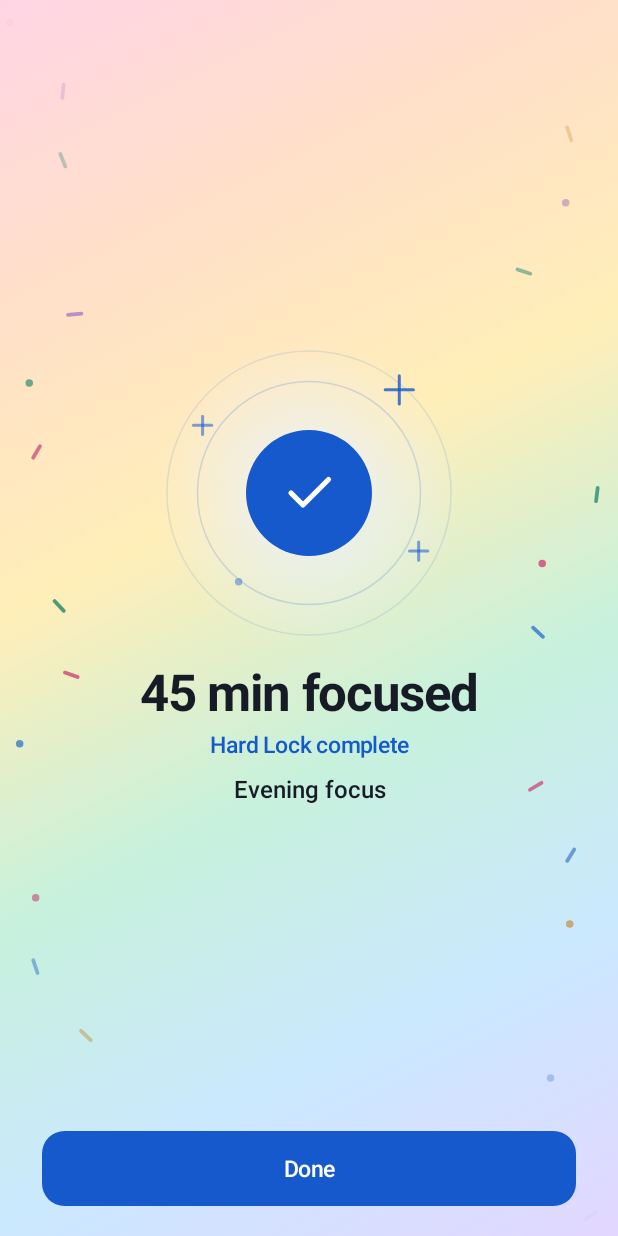
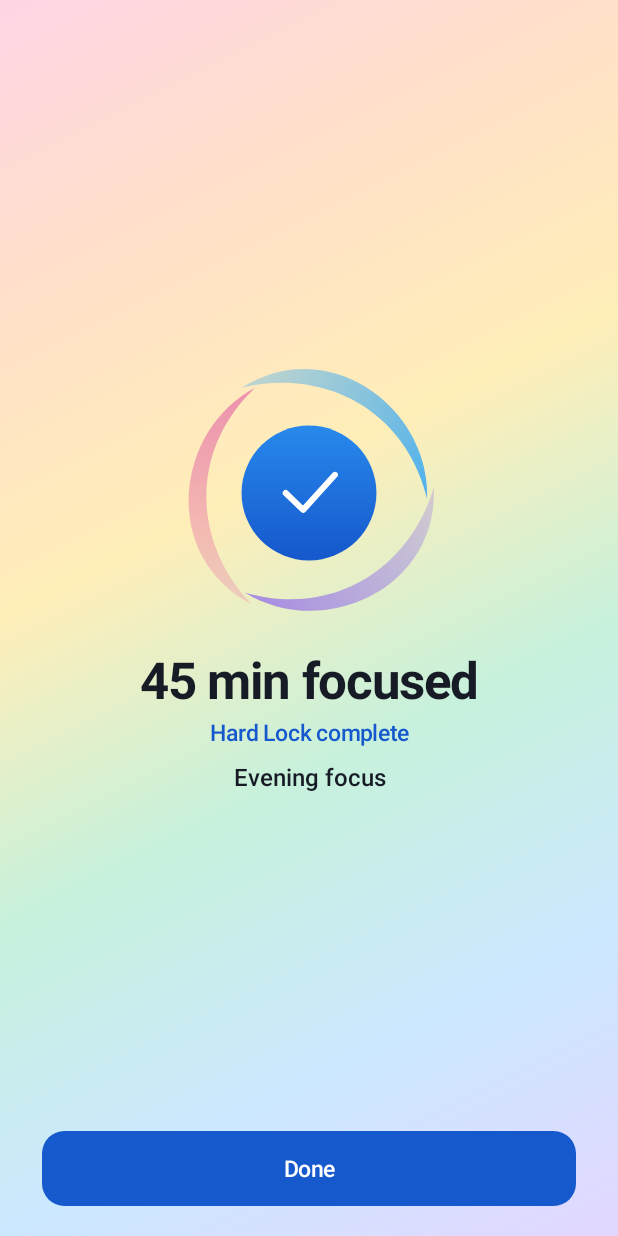
Before and after one commit to jichoi33/Focus-Lock, an Android app built with Jetpack Compose: the @Preview function CompletionPreview, on a phone screen of 412 x 824 dp. Run offline under Robolectric (Android 15) with nearby library versions, the phone set to English and light mode, and no system bars.

Commit message:
Share the celebration gradient with home timers and orbit ribbons around the completion mark

```diff
--- a/app/build.gradle
+++ b/app/build.gradle
@@ -12,8 +12,8 @@ android {
         applicationId 'com.focuslock.app.preview18'
         minSdk 26
         targetSdk 35
-        versionCode 41
-        versionName '1.10.3'
+        versionCode 42
+        versionName '1.10.4'
         resourceConfigurations += ['en']
     }
     compileOptions {
--- a/app/src/main/java/com/focuslock/app/CompletionScreen.kt
+++ b/app/src/main/java/com/focuslock/app/CompletionScreen.kt
@@ -1,27 +1,18 @@
 package com.focuslock.app
 
 import android.animation.ValueAnimator
-import androidx.compose.animation.core.Animatable
-import androidx.compose.animation.core.FastOutSlowInEasing
 import androidx.compose.animation.core.LinearEasing
 import androidx.compose.animation.core.animateFloat
 import androidx.compose.animation.core.infiniteRepeatable
 import androidx.compose.animation.core.rememberInfiniteTransition
-import androidx.compose.animation.core.RepeatMode
 import androidx.compose.animation.core.tween
-import androidx.compose.foundation.isSystemInDarkTheme
+import androidx.compose.foundation.background
 import androidx.compose.foundation.layout.*
 import androidx.compose.foundation.rememberScrollState
 import androidx.compose.foundation.verticalScroll
 import androidx.compose.material3.MaterialTheme
 import androidx.compose.material3.Text
 import androidx.compose.runtime.Composable
-import androidx.compose.runtime.LaunchedEffect
-import androidx.compose.runtime.getValue
-import androidx.compose.runtime.mutableStateOf
-import androidx.compose.runtime.remember
-import androidx.compose.runtime.saveable.rememberSaveable
-import androidx.compose.runtime.setValue
 import androidx.compose.ui.Alignment
 import androidx.compose.ui.Modifier
 import androidx.compose.ui.draw.drawWithCache
@@ -29,9 +20,9 @@ import androidx.compose.ui.geometry.Offset
 import androidx.compose.ui.graphics.Color
 import androidx.compose.ui.graphics.Brush
 import androidx.compose.ui.graphics.Path
-import androidx.compose.ui.graphics.PathMeasure
 import androidx.compose.ui.graphics.StrokeCap
 import androidx.compose.ui.graphics.StrokeJoin
+import androidx.compose.ui.graphics.drawscope.rotate
 import androidx.compose.ui.graphics.drawscope.Stroke
 import androidx.compose.ui.platform.LocalInspectionMode
 import androidx.compose.ui.semantics.heading
@@ -39,10 +30,6 @@ import androidx.compose.ui.semantics.semantics
 import androidx.compose.ui.text.style.TextAlign
 import androidx.compose.ui.tooling.preview.Preview
 import androidx.compose.ui.unit.dp
-import androidx.compose.ui.util.lerp
-import kotlin.math.PI
-import kotlin.math.sin
-import kotlin.math.cos
 
 internal data class CompletedFocus(val mode: Int, val name: String, val millis: Long) {
     val timeLabel: String?
@@ -59,48 +46,8 @@ internal fun CompletionScreen(modes: Int, results: List<CompletedFocus>, onDone:
         SessionCompletion.SOFT -> "Soft Lock complete"
         else -> "Hard Lock and Soft Lock complete"
     }
-    val dark = isSystemInDarkTheme()
-    val backdrop = remember(dark) {
-        if (dark) listOf(Color(0xFF3B1D42), Color(0xFF452D25), Color(0xFF36361B), Color(0xFF153F39),
-            Color(0xFF192E50), Color(0xFF302447))
-        else listOf(Color(0xFFFFD5E5), Color(0xFFFFE0C9), Color(0xFFFFEEB8), Color(0xFFC7F1DC),
-            Color(0xFFCBE8FF), Color(0xFFE3D7FF))
-    }
-    val confetti = remember(dark) {
-        if (dark) listOf(Color(0xFFFFA8C8), Color(0xFFFFCA84), Color(0xFF83E3BA), Color(0xFF92C9FF), Color(0xFFC6AAFF))
-        else listOf(Color(0xFFCC4276), Color(0xFFC57812), Color(0xFF21856E), Color(0xFF3374CB), Color(0xFF8654C1))
-    }
-    val motion = !LocalInspectionMode.current && ValueAnimator.areAnimatorsEnabled()
-    val drift = if (motion) rememberInfiniteTransition(label = "Confetti").animateFloat(
-        initialValue = 0f, targetValue = 1f,
-        animationSpec = infiniteRepeatable(tween(9500, easing = LinearEasing)),
-        label = "Rising ribbons"
-    ) else null
     Box(
-        Modifier.fillMaxSize().drawWithCache {
-            val wash = Brush.linearGradient(backdrop, Offset.Zero, Offset(size.width, size.height))
-            val stroke = 2.5.dp.toPx()
-            onDrawBehind {
-                drawRect(wash)
-                val t = drift?.value ?: 0.36f
-                repeat(24) { i ->
-                    // Stagger the loops and keep the middle clear for session details.
-                    val rise = (t + i * 0.618034f) % 1f
-                    val angle = (2 * PI * (rise + i * 0.31)).toFloat()
-                    val inset = 0.035f + (i % 6) * 0.022f + sin(angle) * 0.023f
-                    val x = if (i % 2 == 0) inset else 1f - inset
-                    val center = Offset(size.width * x, size.height * (1f - rise))
-                    val tint = confetti[i % confetti.size]
-                    val opacity = (sin(PI * rise).toFloat() * 0.8f).coerceIn(0f, 1f)
-                    if (i % 3 == 0) {
-                        drawCircle(tint, stroke, center, alpha = opacity)
-                    } else {
-                        val arm = Offset(cos(angle), sin(angle)) * stroke * 1.8f
-                        drawLine(tint, center - arm, center + arm, stroke, StrokeCap.Round, alpha = opacity)
-                    }
-                }
-            }
-        }.safeDrawingPadding(),
+        Modifier.fillMaxSize().background(focusRainbow()).safeDrawingPadding(),
         contentAlignment = Alignment.Center
     ) {
         Column(Modifier.widthIn(max = 420.dp).fillMaxSize().padding(horizontal = 28.dp, vertical = 20.dp)) {
@@ -149,77 +96,45 @@ internal fun CompletionScreen(modes: Int, results: List<CompletedFocus>, onDone:
 
 @Composable
 private fun CompletionMark() {
-    val colors = MaterialTheme.colorScheme
-    val preview = LocalInspectionMode.current
-    var hasPlayed by rememberSaveable { mutableStateOf(false) }
-    val animateOnEntry = remember { !preview && !hasPlayed && ValueAnimator.areAnimatorsEnabled() }
-    val motionEnabled = !preview && ValueAnimator.areAnimatorsEnabled()
-    val pulse = if (motionEnabled) rememberInfiniteTransition(label = "Celebration").animateFloat(
-        initialValue = 0f, targetValue = 1f,
-        animationSpec = infiniteRepeatable(tween(2200, easing = FastOutSlowInEasing), RepeatMode.Reverse),
-        label = "Rings and sparks"
+    val motion = !LocalInspectionMode.current && ValueAnimator.areAnimatorsEnabled()
+    val rotation = if (motion) rememberInfiniteTransition(label = "Completion ribbons").animateFloat(
+        initialValue = 0f, targetValue = 360f,
+        animationSpec = infiniteRepeatable(tween(14000, easing = LinearEasing)),
+        label = "Orbit"
     ) else null
-    val progress = remember { Animatable(if (animateOnEntry) 0f else 1f) }
-
-    LaunchedEffect(Unit) {
-        hasPlayed = true
-        if (animateOnEntry) {
-            progress.animateTo(1f, tween(durationMillis = 850, easing = LinearEasing))
+    Box(Modifier.size(188.dp).drawWithCache {
+        val r = size.minDimension * 0.46f
+        val cx = size.width / 2
+        val cy = size.height / 2
+        // Two curves meet at each tip so each ribbon tapers as it sweeps around the seal.
+        val ribbon = Path().apply {
+            moveTo(cx - r * 0.95f, cy + r * 0.16f)
+            cubicTo(cx - r * 1.08f, cy - r * 0.62f, cx - r * 0.24f, cy - r * 1.12f, cx + r * 0.40f, cy - r * 0.82f)
+            cubicTo(cx - r * 0.32f, cy - r * 0.94f, cx - r * 0.85f, cy - r * 0.46f, cx - r * 0.95f, cy + r * 0.16f)
+            close()
         }
-    }
-
-    Box(Modifier.size(204.dp).drawWithCache {
-        val unit = size.minDimension
-        val origin = Offset(size.width / 2f, size.height / 2f)
-        val glow = Brush.radialGradient(listOf(colors.primaryContainer, colors.primaryContainer.copy(alpha = 0f)),
-            center = origin, radius = unit * 0.5f)
-        val ringStroke = Stroke(1.dp.toPx())
-        val sparkStroke = 2.dp.toPx()
-        val checkStroke = Stroke(3.5.dp.toPx(), cap = StrokeCap.Round, join = StrokeJoin.Round)
+        val ribbons = listOf(Color(0xFF49AEEF), Color(0xFFA388E3), Color(0xFFEB8EAC)).map { hue ->
+            Brush.linearGradient(listOf(hue.copy(alpha = 0.36f), hue),
+                Offset(cx - r, cy), Offset(cx + r * 0.4f, cy - r))
+        }
+        val enamel = Brush.linearGradient(listOf(Color(0xFF2787EB), Color(0xFF1659CD)),
+            Offset(cx, cy - r * 0.48f), Offset(cx, cy + r * 0.48f))
         val check = Path().apply {
-            moveTo(origin.x - 12.dp.toPx(), origin.y)
-            lineTo(origin.x - 4.dp.toPx(), origin.y + 8.dp.toPx())
-            lineTo(origin.x + 13.dp.toPx(), origin.y - 9.dp.toPx())
+            moveTo(cx - r * 0.18f, cy)
+            lineTo(cx - r * 0.045f, cy + r * 0.13f)
+            lineTo(cx + r * 0.20f, cy - r * 0.14f)
         }
-        val checkLength = PathMeasure().apply { setPath(check, forceClosed = false) }
-        val visibleCheck = Path()
-        val sparks = listOf(Offset(0.17f, 0.29f), Offset(0.78f, 0.18f), Offset(0.84f, 0.68f))
-        val dot = Offset(unit * 0.27f, unit * 0.79f)
-
+        val stroke = Stroke(4.dp.toPx(), cap = StrokeCap.Round, join = StrokeJoin.Round)
         onDrawBehind {
-            val time = progress.value
-            val breath = pulse?.value ?: 0f
-            val arrival = celebrationPhase(time, 0f, 0.48f)
-            val ripple = celebrationPhase(time, 0.20f, 0.88f)
-            drawCircle(glow, radius = unit * 0.5f, alpha = arrival)
-            drawCircle(colors.primary.copy(alpha = 0.18f * ripple),
-                radius = unit * lerp(0.23f, 0.34f + 0.025f * breath, ripple), style = ringStroke)
-            drawCircle(colors.primary.copy(alpha = 0.12f * ripple),
-                radius = unit * lerp(0.27f, 0.43f + 0.035f * breath, ripple), style = ringStroke)
-
-            sparks.forEachIndexed { index, position ->
-                val spread = celebrationPhase(time, 0.34f + index * 0.06f, 0.86f + index * 0.06f)
-                val point = origin + (position * unit - origin) * lerp(0.56f, 1f + 0.055f * breath, spread)
-                val arm = unit * (if (index == 1) 0.037f else 0.024f) * spread * (1f + 0.25f * breath)
-                val tint = colors.primary.copy(alpha = (if (index == 1) 0.8f else 0.55f) * spread)
-                drawLine(tint, point - Offset(arm, 0f), point + Offset(arm, 0f), sparkStroke, StrokeCap.Round)
-                drawLine(tint, point - Offset(0f, arm), point + Offset(0f, arm), sparkStroke, StrokeCap.Round)
+            val angle = rotation?.value ?: 0f
+            ribbons.forEachIndexed { index, brush ->
+                rotate(angle + index * 120f) { drawPath(ribbon, brush) }
             }
-            drawCircle(colors.primary.copy(alpha = 0.42f * ripple), radius = 2.5.dp.toPx() * ripple,
-                center = origin + (dot - origin) * lerp(0.56f, 1f, ripple))
-
-            drawCircle(colors.primary, radius = 42.dp.toPx() * lerp(0.84f, 1f, arrival))
-            val trace = celebrationPhase(time, 0.16f, 0.67f)
-            visibleCheck.reset()
-            if (checkLength.getSegment(0f, checkLength.length * trace, visibleCheck, startWithMoveTo = true)) {
-                drawPath(visibleCheck, colors.onPrimary, style = checkStroke)
-            }
+            drawCircle(enamel, radius = r * 0.52f)
+            drawPath(check, Color.White, style = stroke)
         }
     })
 }
-
-private fun celebrationPhase(time: Float, start: Float, end: Float): Float =
-    FastOutSlowInEasing.transform(((time - start) / (end - start)).coerceIn(0f, 1f))
 
 @Preview(showBackground = true, widthDp = 390, heightDp = 740)
 @Composable
--- a/app/src/main/java/com/focuslock/app/FocusScreen.kt
+++ b/app/src/main/java/com/focuslock/app/FocusScreen.kt
@@ -229,7 +229,7 @@ private fun ScheduleHeading(onAdd: () -> Unit) {
 @Composable
 private fun SessionCard(duration: DurationInput, edit: () -> Unit, label: String, start: () -> Unit,
                         rules: (@Composable () -> Unit)? = null) {
-    TimerCard {
+    TimerCard(rainbow = true) {
         Column(verticalArrangement = Arrangement.spacedBy(4.dp)) {
             Row(Modifier.fillMaxWidth().clickable(onClickLabel = "Edit duration", onClick = edit),
                 verticalAlignment = Alignment.CenterVertically) {
@@ -453,7 +453,7 @@ internal fun InsetDivider() = HorizontalDivider(Modifier.padding(horizontal = 16
 @Composable
 private fun RunningCard(title: String, end: Long, detail: String, showCountdown: Boolean = true,
                         actions: @Composable () -> Unit) {
-    TimerCard {
+    TimerCard(rainbow = true) {
         CardHeading("Clock", title)
         if (showCountdown) {
             val time by produceState(initialValue = SystemClock.elapsedRealtime(), end) {
--- a/app/src/main/java/com/focuslock/app/FocusTheme.kt
+++ b/app/src/main/java/com/focuslock/app/FocusTheme.kt
@@ -22,6 +22,7 @@ import androidx.compose.runtime.*
 import androidx.compose.ui.Alignment
 import androidx.compose.ui.Modifier
 import androidx.compose.ui.geometry.Offset
+import androidx.compose.ui.graphics.Brush
 import androidx.compose.ui.graphics.Color
 import androidx.compose.ui.graphics.StrokeCap
 import androidx.compose.ui.graphics.StrokeJoin
@@ -121,12 +122,24 @@ internal fun GroupCard(modifier: Modifier = Modifier, content: @Composable Colum
 }
 
 @Composable
-internal fun TimerCard(modifier: Modifier = Modifier, content: @Composable ColumnScope.() -> Unit) {
+internal fun focusRainbow(): Brush {
+    val dark = isSystemInDarkTheme()
+    return remember(dark) {
+        val stops = if (dark) listOf(Color(0xFF3B1D42), Color(0xFF452D25), Color(0xFF36361B), Color(0xFF153F39),
+            Color(0xFF192E50), Color(0xFF302447))
+        else listOf(Color(0xFFFFD5E5), Color(0xFFFFE0C9), Color(0xFFFFEEB8), Color(0xFFC7F1DC),
+            Color(0xFFCBE8FF), Color(0xFFE3D7FF))
+        Brush.linearGradient(stops)
+    }
+}
+
+@Composable
+internal fun TimerCard(modifier: Modifier = Modifier, rainbow: Boolean = false, content: @Composable ColumnScope.() -> Unit) {
     val colors = MaterialTheme.colorScheme
     val shape = RoundedCornerShape(28.dp)
     Column(
         modifier.fillMaxWidth()
-            .background(colors.primaryContainer, shape)
+            .then(if (rainbow) Modifier.background(focusRainbow(), shape) else Modifier.background(colors.primaryContainer, shape))
             .padding(20.dp),
         verticalArrangement = Arrangement.spacedBy(15.dp),
         content = content
```
